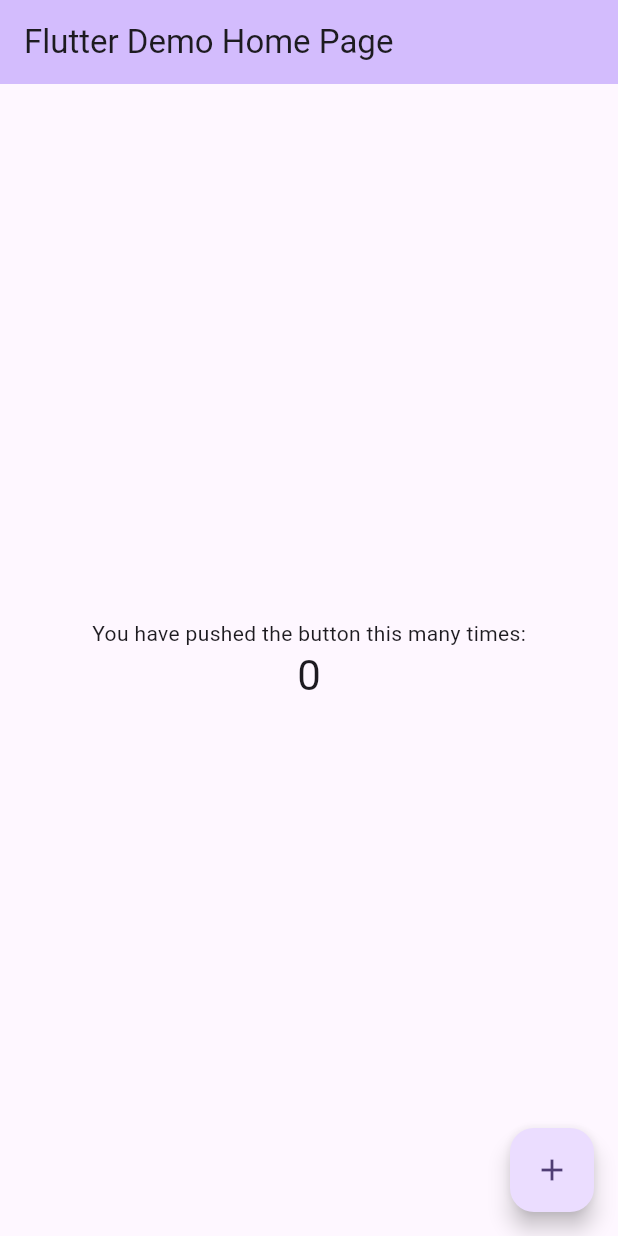
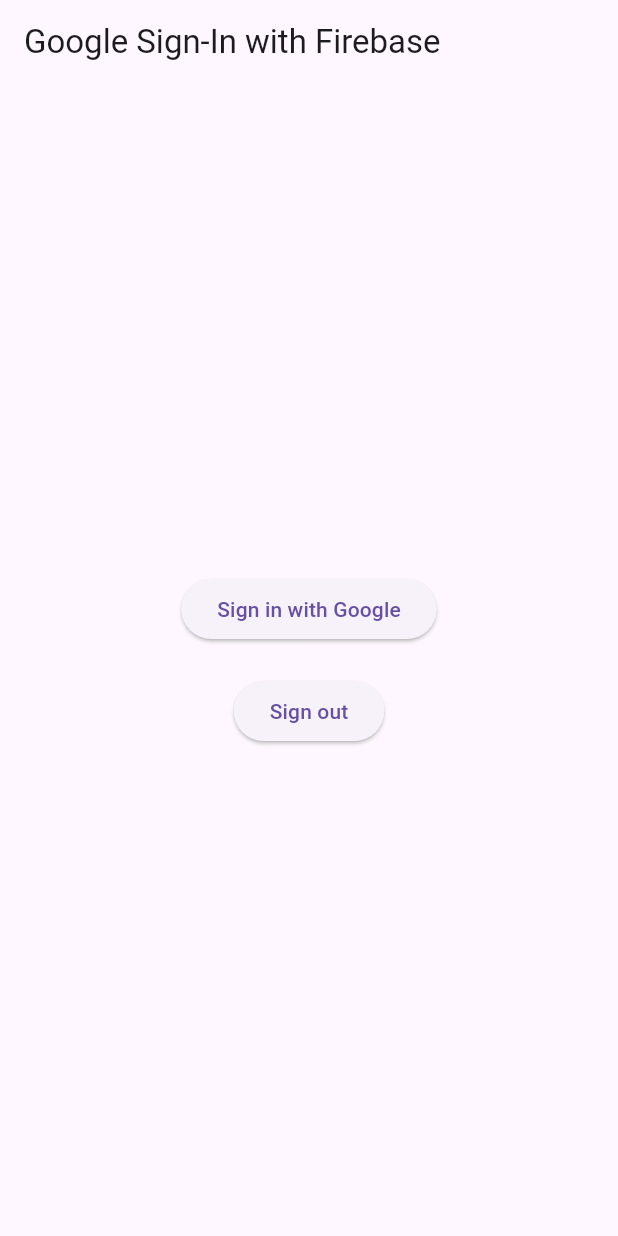
Before and after one commit to leilaerhili/csen-174-flutterflies, a Flutter app: the screen it shows after launch, on a phone screen of 412 x 824 dp. Run offline on Flutter 3.47's test engine with Material 3 defaults, Android fonts, the phone set to English and light mode, and no system bars; our stand-ins replace firebase_auth, firebase_core, google_sign_in; accounts and stored records are empty.

Commit message:
Google sign in with web

```diff
--- a/scusocial/lib/main.dart
+++ b/scusocial/lib/main.dart
@@ -1,125 +1,91 @@
+import 'package:firebase_core/firebase_core.dart';
+import 'package:firebase_auth/firebase_auth.dart';
 import 'package:flutter/material.dart';
+import 'package:google_sign_in/google_sign_in.dart';
 
-void main() {
-  runApp(const MyApp());
+void main() async {
+  WidgetsFlutterBinding.ensureInitialized();
+  // Initialize Firebase
+  await Firebase.initializeApp();
+  runApp(MyApp());
 }
 
 class MyApp extends StatelessWidget {
-  const MyApp({super.key});
-
-  // This widget is the root of your application.
   @override
   Widget build(BuildContext context) {
     return MaterialApp(
-      title: 'Flutter Demo',
-      theme: ThemeData(
-        // This is the theme of your application.
-        //
-        // TRY THIS: Try running your application with "flutter run". You'll see
-        // the application has a purple toolbar. Then, without quitting the app,
-        // try changing the seedColor in the colorScheme below to Colors.green
-        // and then invoke "hot reload" (save your changes or press the "hot
-        // reload" button in a Flutter-supported IDE, or press "r" if you used
-        // the command line to start the app).
-        //
-        // Notice that the counter didn't reset back to zero; the application
-        // state is not lost during the reload. To reset the state, use hot
-        // restart instead.
-        //
-        // This works for code too, not just values: Most code changes can be
-        // tested with just a hot reload.
-        colorScheme: ColorScheme.fromSeed(seedColor: Colors.deepPurple),
-        useMaterial3: true,
-      ),
-      home: const MyHomePage(title: 'Flutter Demo Home Page'),
+      title: 'Flutter Web Firebase Sign-In',
+      home: SignInPage(),
     );
   }
 }
 
-class MyHomePage extends StatefulWidget {
-  const MyHomePage({super.key, required this.title});
+class SignInPage extends StatelessWidget {
+  final FirebaseAuth _auth = FirebaseAuth.instance;
+  final GoogleSignIn _googleSignIn = GoogleSignIn(
+    clientId:
+        "922633706004-qmprgr02q0h82p38p31v7ofm3uigj446.apps.googleusercontent.com", // Set the clientId here
+  );
 
-  // This widget is the home page of your application. It is stateful, meaning
-  // that it has a State object (defined below) that contains fields that affect
-  // how it looks.
+  // Sign in with Google and Firebase
+  Future<void> signInWithGoogle() async {
+    try {
+      // Trigger the Google Sign-In flow
+      final GoogleSignInAccount? googleUser = await _googleSignIn.signIn();
+      if (googleUser == null) {
+        // User canceled the sign-in
+        return;
+      }
 
-  // This class is the configuration for the state. It holds the values (in this
-  // case the title) provided by the parent (in this case the App widget) and
-  // used by the build method of the State. Fields in a Widget subclass are
-  // always marked "final".
+      // Obtain the GoogleSignInAuthentication
+      final GoogleSignInAuthentication googleAuth =
+          await googleUser.authentication;
 
-  final String title;
+      // Create a new credential
+      final AuthCredential credential = GoogleAuthProvider.credential(
+        accessToken: googleAuth.accessToken,
+        idToken: googleAuth.idToken,
+      );
 
-  @override
-  State<MyHomePage> createState() => _MyHomePageState();
-}
+      // Sign in to Firebase with the Google credential
+      final UserCredential userCredential =
+          await _auth.signInWithCredential(credential);
+      final User? user = userCredential.user;
 
-class _MyHomePageState extends State<MyHomePage> {
-  int _counter = 0;
+      // Display user info
+      print("Signed in as ${user?.displayName}");
+    } catch (error) {
+      print("Google Sign-In error: $error");
+    }
+  }
 
-  void _incrementCounter() {
-    setState(() {
-      // This call to setState tells the Flutter framework that something has
-      // changed in this State, which causes it to rerun the build method below
-      // so that the display can reflect the updated values. If we changed
-      // _counter without calling setState(), then the build method would not be
-      // called again, and so nothing would appear to happen.
-      _counter++;
-    });
+  // Sign out from Google and Firebase
+  Future<void> signOutGoogle() async {
+    await _googleSignIn.signOut();
+    await _auth.signOut();
+    print("User signed out");
   }
 
   @override
   Widget build(BuildContext context) {
-    // This method is rerun every time setState is called, for instance as done
-    // by the _incrementCounter method above.
-    //
-    // The Flutter framework has been optimized to make rerunning build methods
-    // fast, so that you can just rebuild anything that needs updating rather
-    // than having to individually change instances of widgets.
     return Scaffold(
-      appBar: AppBar(
-        // TRY THIS: Try changing the color here to a specific color (to
-        // Colors.amber, perhaps?) and trigger a hot reload to see the AppBar
-        // change color while the other colors stay the same.
-        backgroundColor: Theme.of(context).colorScheme.inversePrimary,
-        // Here we take the value from the MyHomePage object that was created by
-        // the App.build method, and use it to set our appbar title.
-        title: Text(widget.title),
-      ),
+      appBar: AppBar(title: Text('Google Sign-In with Firebase')),
       body: Center(
-        // Center is a layout widget. It takes a single child and positions it
-        // in the middle of the parent.
         child: Column(
-          // Column is also a layout widget. It takes a list of children and
-          // arranges them vertically. By default, it sizes itself to fit its
-          // children horizontally, and tries to be as tall as its parent.
-          //
-          // Column has various properties to control how it sizes itself and
-          // how it positions its children. Here we use mainAxisAlignment to
-          // center the children vertically; the main axis here is the vertical
-          // axis because Columns are vertical (the cross axis would be
-          // horizontal).
-          //
-          // TRY THIS: Invoke "debug painting" (choose the "Toggle Debug Paint"
-          // action in the IDE, or press "p" in the console), to see the
-          // wireframe for each widget.
           mainAxisAlignment: MainAxisAlignment.center,
-          children: <Widget>[
-            const Text(
-              'You have pushed the button this many times:',
+          children: [
+            ElevatedButton(
+              onPressed: signInWithGoogle,
+              child: Text('Sign in with Google'),
             ),
-            Text(
-              '$_counter',
-              style: Theme.of(context).textTheme.headlineMedium,
+            SizedBox(height: 20),
+            ElevatedButton(
+              onPressed: signOutGoogle,
+              child: Text('Sign out'),
             ),
           ],
         ),
       ),
-      floatingActionButton: FloatingActionButton(
-        onPressed: _incrementCounter,
-        tooltip: 'Increment',
-        child: const Icon(Icons.add),
-      ), // This trailing comma makes auto-formatting nicer for build methods.
     );
   }
 }
--- a/scusocial/pubspec.yaml
+++ b/scusocial/pubspec.yaml
@@ -28,6 +28,9 @@
 # the latest version available on pub.dev. To see which dependencies have newer
 # versions available, run `flutter pub outdated`.
 dependencies:
+  google_sign_in: ^6.2.2 # Check for the latest version
+  firebase_auth: ^5.4.0  # Optional, if integrating with Firebase
+  firebase_core: ^3.10.0  # Required for Firebase initialization
   flutter:
     sdk: flutter
 
```
Also changed, not shown: scusocial/pubspec.lock, 10 other files.
